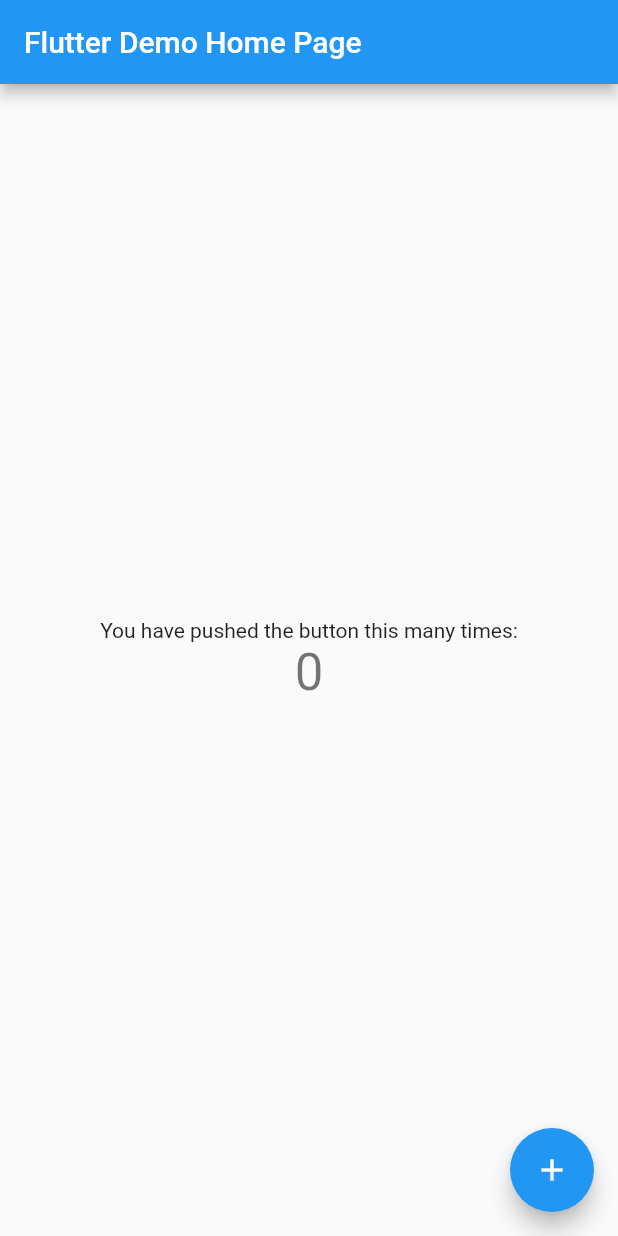
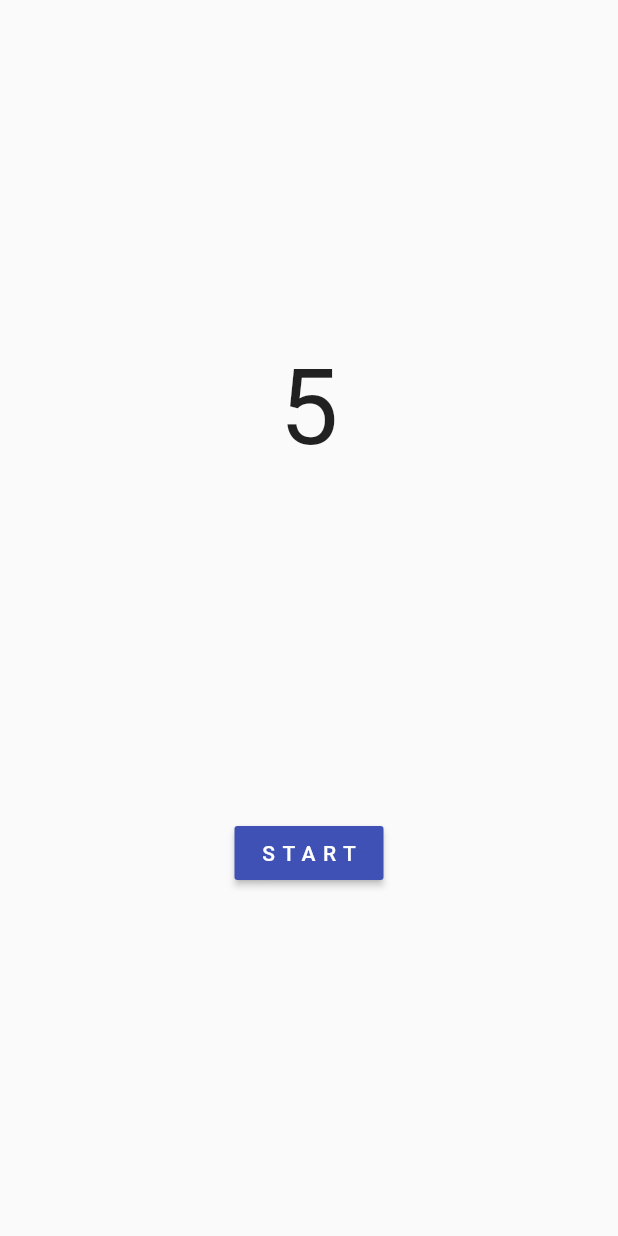
Before and after one commit to pduebel/interval-timer-app, a Flutter app: the screen it shows after launch, on a phone screen of 412 x 824 dp. Run offline on Flutter 3.47's test engine with Material 2 defaults, Android fonts, the phone set to English and light mode, and no system bars.

Commit message:
create simple countdown

```diff
--- /dev/null
+++ b/lib/homepage.dart
@@ -0,0 +1,54 @@
+import 'dart:async';
+
+import 'package:flutter/material.dart';
+
+class HomePage extends StatefulWidget {
+  const HomePage({Key? key}) : super(key: key);
+
+  @override
+  _HomePageState createState() => _HomePageState();
+}
+
+class _HomePageState extends State<HomePage> {
+  int timeLeft = 5;
+
+  void _startTimer() {
+    Timer.periodic(Duration(seconds: 1), (timer) {
+      if (timeLeft > 0) {
+        setState(() {
+          timeLeft--;
+        });
+      } else {
+        timer.cancel();
+      }
+    });
+  }
+
+  @override
+  Widget build(BuildContext context) {
+    return Scaffold(
+      body: Center(
+        child: Column(
+          mainAxisAlignment: MainAxisAlignment.spaceEvenly,
+          children: [
+            Text(
+              timeLeft.toString(),
+              style: TextStyle(fontSize: 70),
+            ),
+            MaterialButton(
+              onPressed: _startTimer,
+              child: const Text(
+                'START',
+                style: TextStyle(
+                  color: Colors.white,
+                  letterSpacing: 5,
+                ),
+              ),
+              color: Colors.indigo,
+            ),
+          ],
+        ),
+      ),
+    );
+  }
+}
--- a/lib/main.dart
+++ b/lib/main.dart
@@ -1,115 +1,16 @@
+import './homepage.dart';
+
 import 'package:flutter/material.dart';
 
-void main() {
-  runApp(const MyApp());
-}
+void main() => runApp(MyApp());
 
 class MyApp extends StatelessWidget {
   const MyApp({Key? key}) : super(key: key);
 
-  // This widget is the root of your application.
   @override
   Widget build(BuildContext context) {
     return MaterialApp(
-      title: 'Flutter Demo',
-      theme: ThemeData(
-        // This is the theme of your application.
-        //
-        // Try running your application with "flutter run". You'll see the
-        // application has a blue toolbar. Then, without quitting the app, try
-        // changing the primarySwatch below to Colors.green and then invoke
-        // "hot reload" (press "r" in the console where you ran "flutter run",
-        // or simply save your changes to "hot reload" in a Flutter IDE).
-        // Notice that the counter didn't reset back to zero; the application
-        // is not restarted.
-        primarySwatch: Colors.blue,
-      ),
-      home: const MyHomePage(title: 'Flutter Demo Home Page'),
+      home: HomePage(),
     );
   }
 }
-
-class MyHomePage extends StatefulWidget {
-  const MyHomePage({Key? key, required this.title}) : super(key: key);
-
-  // This widget is the home page of your application. It is stateful, meaning
-  // that it has a State object (defined below) that contains fields that affect
-  // how it looks.
-
-  // This class is the configuration for the state. It holds the values (in this
-  // case the title) provided by the parent (in this case the App widget) and
-  // used by the build method of the State. Fields in a Widget subclass are
-  // always marked "final".
-
-  final String title;
-
-  @override
-  State<MyHomePage> createState() => _MyHomePageState();
-}
-
-class _MyHomePageState extends State<MyHomePage> {
-  int _counter = 0;
-
-  void _incrementCounter() {
-    setState(() {
-      // This call to setState tells the Flutter framework that something has
-      // changed in this State, which causes it to rerun the build method below
-      // so that the display can reflect the updated values. If we changed
-      // _counter without calling setState(), then the build method would not be
-      // called again, and so nothing would appear to happen.
-      _counter++;
-    });
-  }
-
-  @override
-  Widget build(BuildContext context) {
-    // This method is rerun every time setState is called, for instance as done
-    // by the _incrementCounter method above.
-    //
-    // The Flutter framework has been optimized to make rerunning build methods
-    // fast, so that you can just rebuild anything that needs updating rather
-    // than having to individually change instances of widgets.
-    return Scaffold(
-      appBar: AppBar(
-        // Here we take the value from the MyHomePage object that was created by
-        // the App.build method, and use it to set our appbar title.
-        title: Text(widget.title),
-      ),
-      body: Center(
-        // Center is a layout widget. It takes a single child and positions it
-        // in the middle of the parent.
-        child: Column(
-          // Column is also a layout widget. It takes a list of children and
-          // arranges them vertically. By default, it sizes itself to fit its
-          // children horizontally, and tries to be as tall as its parent.
-          //
-          // Invoke "debug painting" (press "p" in the console, choose the
-          // "Toggle Debug Paint" action from the Flutter Inspector in Android
-          // Studio, or the "Toggle Debug Paint" command in Visual Studio Code)
-          // to see the wireframe for each widget.
-          //
-          // Column has various properties to control how it sizes itself and
-          // how it positions its children. Here we use mainAxisAlignment to
-          // center the children vertically; the main axis here is the vertical
-          // axis because Columns are vertical (the cross axis would be
-          // horizontal).
-          mainAxisAlignment: MainAxisAlignment.center,
-          children: <Widget>[
-            const Text(
-              'You have pushed the button this many times:',
-            ),
-            Text(
-              '$_counter',
-              style: Theme.of(context).textTheme.headline4,
-            ),
-          ],
-        ),
-      ),
-      floatingActionButton: FloatingActionButton(
-        onPressed: _incrementCounter,
-        tooltip: 'Increment',
-        child: const Icon(Icons.add),
-      ), // This trailing comma makes auto-formatting nicer for build methods.
-    );
-  }
-}
```
